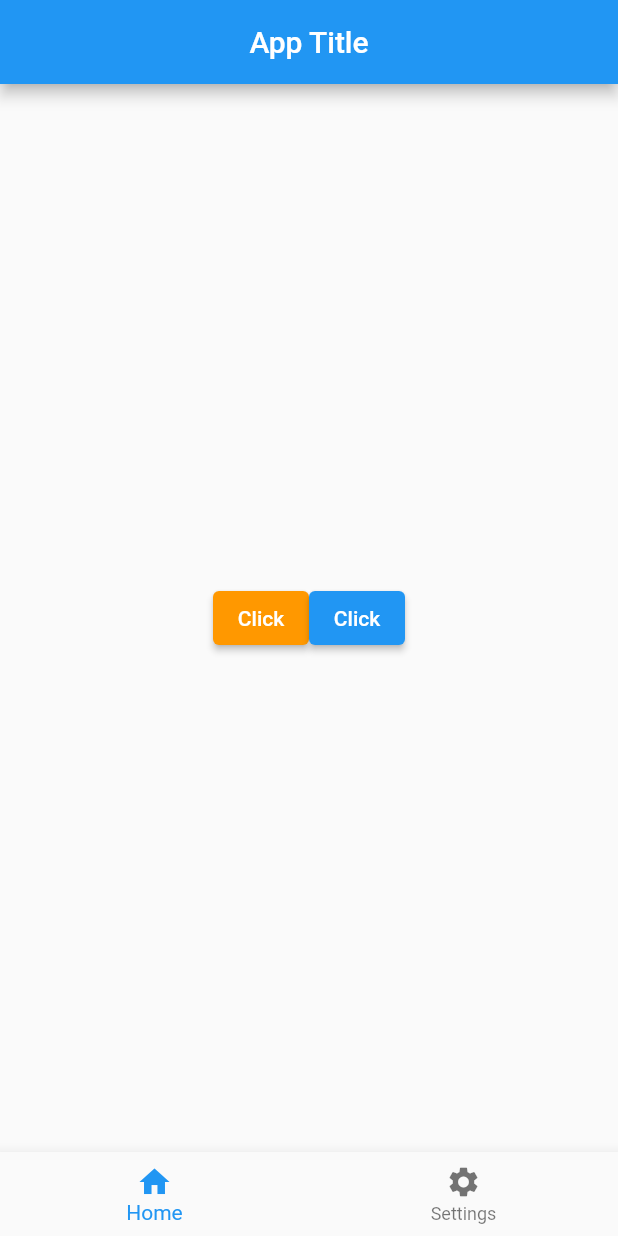
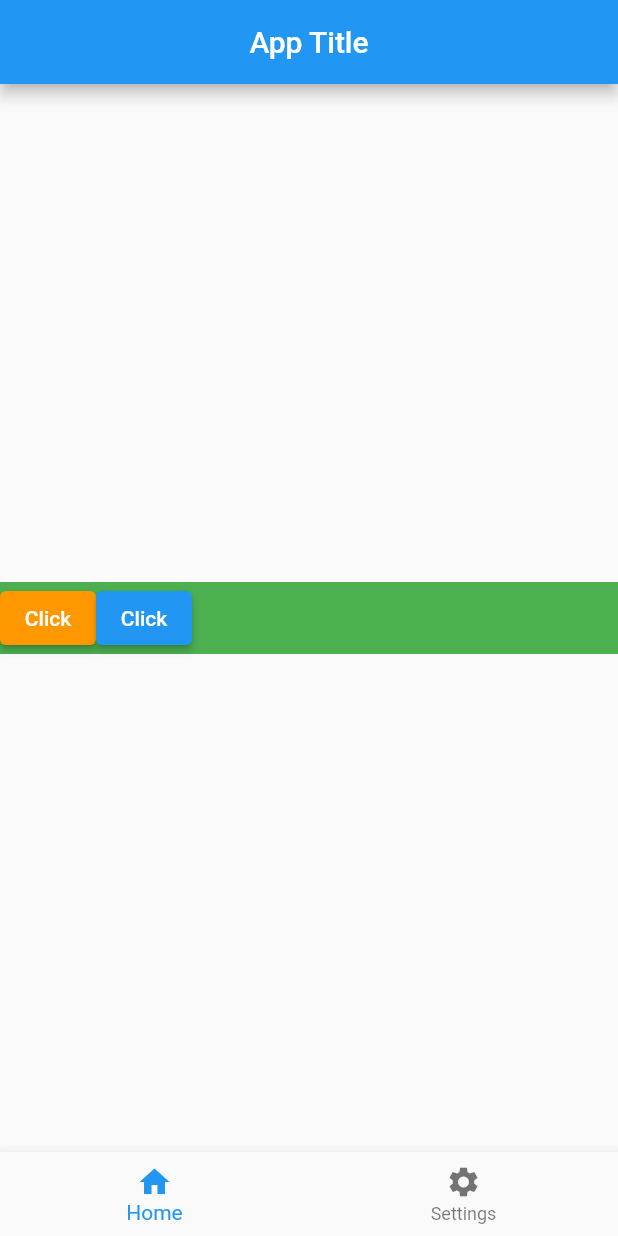
Before and after one commit to SanjukumarPukale/FlutterProjects, a Flutter app: the screen it shows after launch, on a phone screen of 412 x 824 dp. Run offline on Flutter 3.47's test engine with Material 2 defaults, Android fonts, the light colour scheme and no system bars.

Commit message:
Container is added

```diff
--- a/flutter_app_testing/lib/main.dart
+++ b/flutter_app_testing/lib/main.dart
@@ -27,11 +27,13 @@ class _MyAppState extends State<MyApp> {
         ),
 
         body: Center(
-          child: SizedBox(
+          child: currentIndex == 0 ? Container(
             width: double.infinity,
+
+            color: Colors.green,
             child: Row(
-              mainAxisAlignment: MainAxisAlignment.center,       // vertical shift
-              crossAxisAlignment: CrossAxisAlignment.start,     // horizantal shift
+              mainAxisAlignment: MainAxisAlignment.start,       // vertical shift
+              crossAxisAlignment: CrossAxisAlignment.center,     // horizantal shift
               children: [
                 ElevatedButton(
                   style: ElevatedButton.styleFrom(
@@ -53,7 +55,7 @@ class _MyAppState extends State<MyApp> {
 
               ],
             ),
-          ),
+          ) :const SizedBox(),
           ),
 
         bottomNavigationBar: BottomNavigationBar(items: const [
```
